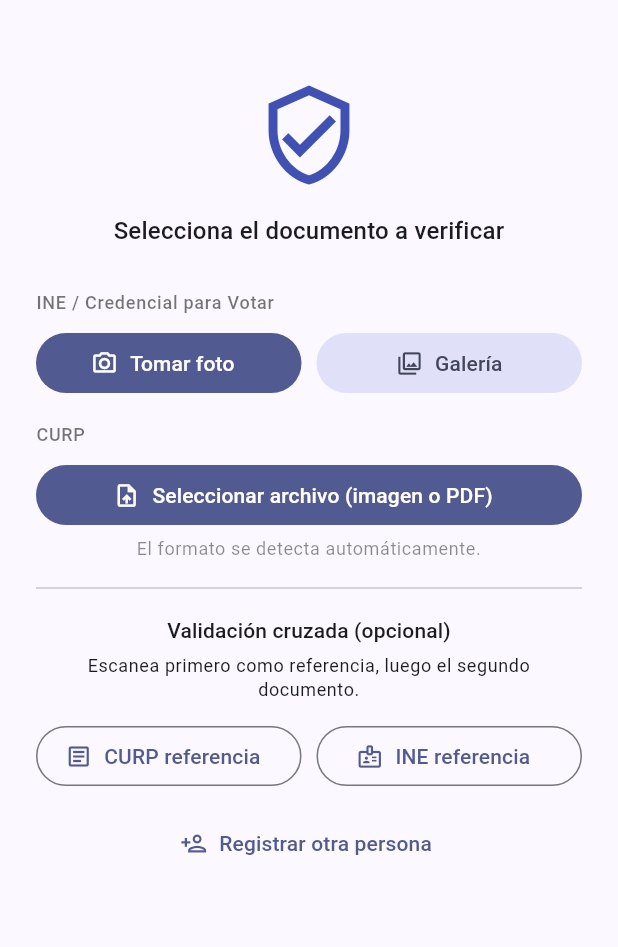
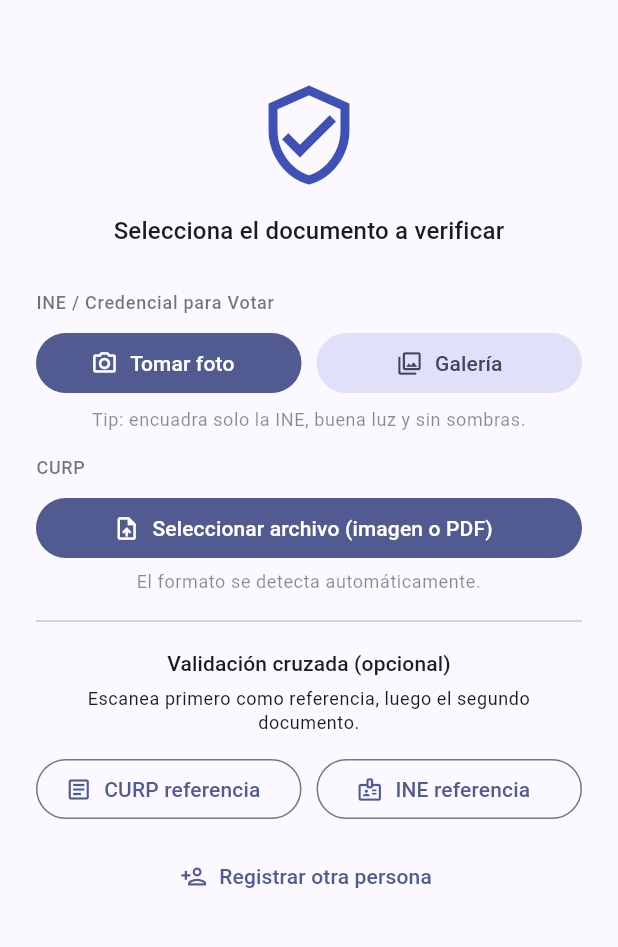
Before and after one commit to RiosduranMarcosJesus/flutter_mex_scanner, a Flutter app: the screen it shows after launch, after a tap on "Tomar foto", after a tap on "Intentar de nuevo", on a phone screen of 412 x 824 dp, the part 63-1010 px from its top. Run offline on Flutter 3.47's test engine with Material 3 defaults, Android fonts, the light colour scheme and no system bars; our stand-ins replace file_picker, flutter_riverpod, image_picker, local_auth; missing offline and left inert: google_mlkit_text_recognition, pdfx.

Commit message:
refactor: streamline code formatting and improve readability across multiple files

```diff
--- a/lib/main.dart
+++ b/lib/main.dart
@@ -5,13 +5,7 @@ import 'src/features/identity/presentation/identity_page.dart';
 
 void main() {
   WidgetsFlutterBinding.ensureInitialized();
-  runApp(
-    // ProviderScope es el único requisito de Riverpod a nivel de app.
-    // No hay injection_container.init() ni ningún setup manual.
-    const ProviderScope(
-      child: MyApp(),
-    ),
-  );
+  runApp(const ProviderScope(child: MyApp()));
 }
 
 class MyApp extends StatelessWidget {
--- a/lib/src/features/identity/data/parsers/curp_parser.dart
+++ b/lib/src/features/identity/data/parsers/curp_parser.dart
@@ -20,9 +20,6 @@ class CurpParser implements DocumentParserStrategy {
     required String ocrText,
     required String filePath,
   }) async {
-    // DEBUG temporal — quitar antes de producción
-    // print('=== OCR CURP ===\n$ocrText\n================');
-
     final lines = ocrText
         .split('\n')
         .map((l) => l.trim())
--- a/lib/src/features/identity/presentation/identity_page.dart
+++ b/lib/src/features/identity/presentation/identity_page.dart
@@ -19,10 +19,7 @@ class IdentityPage extends ConsumerWidget {
         centerTitle: true,
         actions: [
           if (state.status != IdentityStatus.idle)
-            IconButton(
-              icon: const Icon(Icons.refresh),
-              onPressed: notifier.reset,
-            ),
+            IconButton(icon: const Icon(Icons.refresh), onPressed: notifier.reset),
         ],
       ),
       body: SafeArea(
@@ -79,10 +76,7 @@ class _IdleView extends StatelessWidget {
           Row(children: [
             Expanded(
               child: FilledButton.icon(
-                // Cámara con overlay guía — pasa context para el Navigator
-                onPressed: () => notifier.verify(
-                  DocType.ine, useCamera: true,
-                ),
+                onPressed: () => notifier.verify(DocType.ine, useCamera: true),
                 icon: const Icon(Icons.camera_alt_outlined),
                 label: const Text('Tomar foto'),
               ),
@@ -90,9 +84,7 @@ class _IdleView extends StatelessWidget {
             const SizedBox(width: 10),
             Expanded(
               child: FilledButton.tonal(
-                onPressed: () => notifier.verify(
-                  DocType.ine, useCamera: false,
-                ),
+                onPressed: () => notifier.verify(DocType.ine, useCamera: false),
                 child: const Row(
                   mainAxisAlignment: MainAxisAlignment.center,
                   children: [
@@ -104,6 +96,15 @@ class _IdleView extends StatelessWidget {
               ),
             ),
           ]),
+          Padding(
+            padding: const EdgeInsets.only(top: 6),
+            child: Text(
+              'Tip: encuadra solo la INE, buena luz y sin sombras.',
+              style: Theme.of(context).textTheme.bodySmall
+                  ?.copyWith(color: Colors.black45),
+              textAlign: TextAlign.center,
+            ),
+          ),
 
           const SizedBox(height: 16),
 
@@ -141,9 +142,7 @@ class _IdleView extends StatelessWidget {
           Row(children: [
             Expanded(
               child: OutlinedButton.icon(
-                onPressed: () => notifier.verify(
-                  DocType.curp, isReference: true,
-                ),
+                onPressed: () => notifier.verify(DocType.curp, isReference: true),
                 icon: const Icon(Icons.article_outlined, size: 18),
                 label: const Text('CURP referencia'),
               ),
@@ -151,10 +150,7 @@ class _IdleView extends StatelessWidget {
             const SizedBox(width: 10),
             Expanded(
               child: OutlinedButton.icon(
-                onPressed: () => notifier.verify(
-                  DocType.ine,
-                  isReference: true, useCamera: true,
-                ),
+                onPressed: () => notifier.verify(DocType.ine, isReference: true, useCamera: true),
                 icon: const Icon(Icons.badge_outlined, size: 18),
                 label: const Text('INE referencia'),
               ),
@@ -162,10 +158,7 @@ class _IdleView extends StatelessWidget {
           ]),
           const SizedBox(height: 10),
           TextButton.icon(
-            onPressed: () => notifier.verify(
-              DocType.ine,
-              useCamera: true, skipCrossValidation: true,
-            ),
+            onPressed: () => notifier.verify(DocType.ine, useCamera: true, skipCrossValidation: true),
             icon: const Icon(Icons.person_add_outlined, size: 18),
             label: const Text('Registrar otra persona'),
           ),
```
Also changed, not shown: lib/src/common/media/android_media_service.dart (+17 -3 lines), lib/src/common/media/ios_media_service.dart (+11 -3 lines), lib/src/features/identity/data/parsers/ine_parser.dart (+72 -6 lines).
